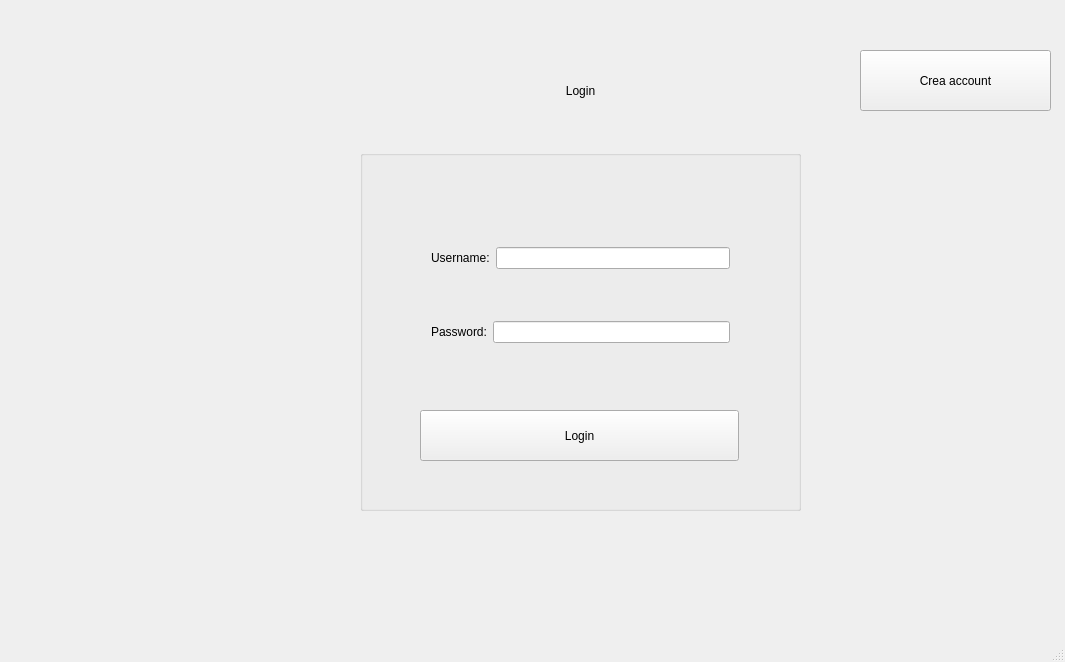
First picture: the form in Client/EditorGUI/EditorGUI/Login/Login.ui, repository iliodipietro/Programmazione-Di-Sistema-Collaborative-Editor, before the edit.
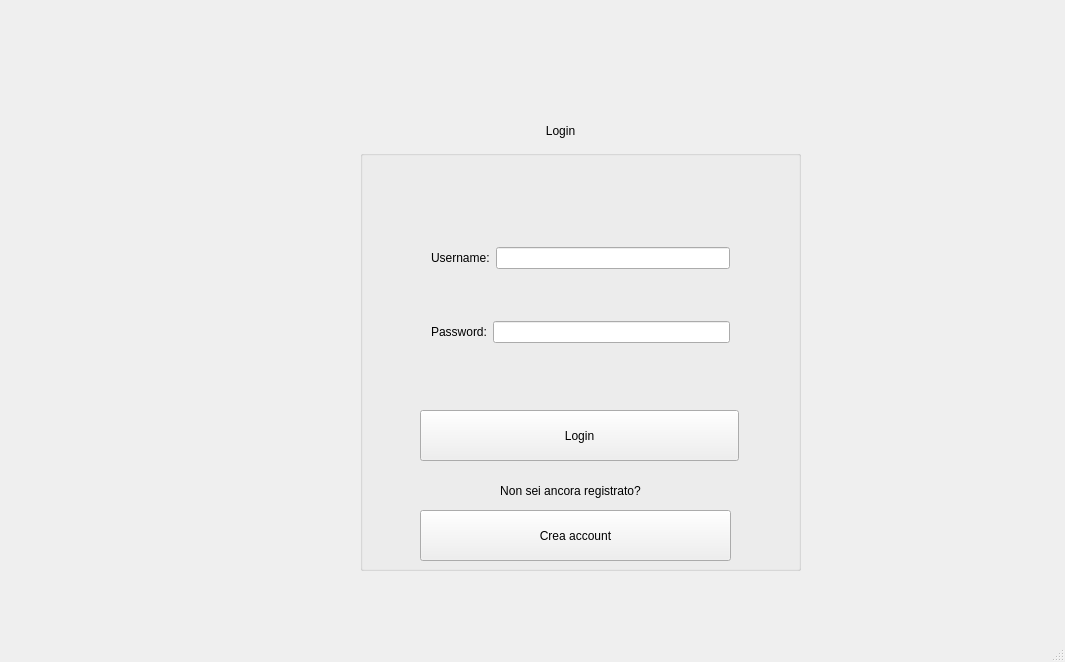
Second picture: the form after the edit.

```diff
--- a/Client/EditorGUI/EditorGUI/Login/Login.ui
+++ b/Client/EditorGUI/EditorGUI/Login/Login.ui
@@ -29,7 +29,7 @@
       <x>360</x>
       <y>150</y>
       <width>441</width>
-      <height>361</height>
+      <height>421</height>
      </rect>
     </property>
     <property name="title">
@@ -98,18 +98,17 @@
       </item>
      </layout>
     </widget>
-   </widget>
-   <widget class="QLabel" name="loginLabel">
+    <widget class="QLabel" name="loginLabel_2">
     <property name="geometry">
      <rect>
-      <x>470</x>
-      <y>60</y>
+       <x>100</x>
+       <y>310</y>
       <width>221</width>
       <height>61</height>
      </rect>
     </property>
     <property name="text">
-     <string>Login</string>
+      <string>Non sei ancora registrato?</string>
     </property>
     <property name="textFormat">
      <enum>Qt::PlainText</enum>
@@ -124,14 +123,37 @@
    <widget class="QPushButton" name="newAccount">
     <property name="geometry">
      <rect>
-      <x>860</x>
-      <y>50</y>
-      <width>191</width>
-      <height>61</height>
+       <x>60</x>
+       <y>360</y>
+       <width>311</width>
+       <height>51</height>
      </rect>
     </property>
     <property name="text">
      <string>Crea account</string>
+     </property>
+    </widget>
+   </widget>
+   <widget class="QLabel" name="loginLabel">
+    <property name="geometry">
+     <rect>
+      <x>450</x>
+      <y>100</y>
+      <width>221</width>
+      <height>61</height>
+     </rect>
+    </property>
+    <property name="text">
+     <string>Login</string>
+    </property>
+    <property name="textFormat">
+     <enum>Qt::PlainText</enum>
+    </property>
+    <property name="alignment">
+     <set>Qt::AlignCenter</set>
+    </property>
+    <property name="wordWrap">
+     <bool>false</bool>
     </property>
    </widget>
   </widget>
```
Lines whose indentation alone changed are shown as unchanged.
